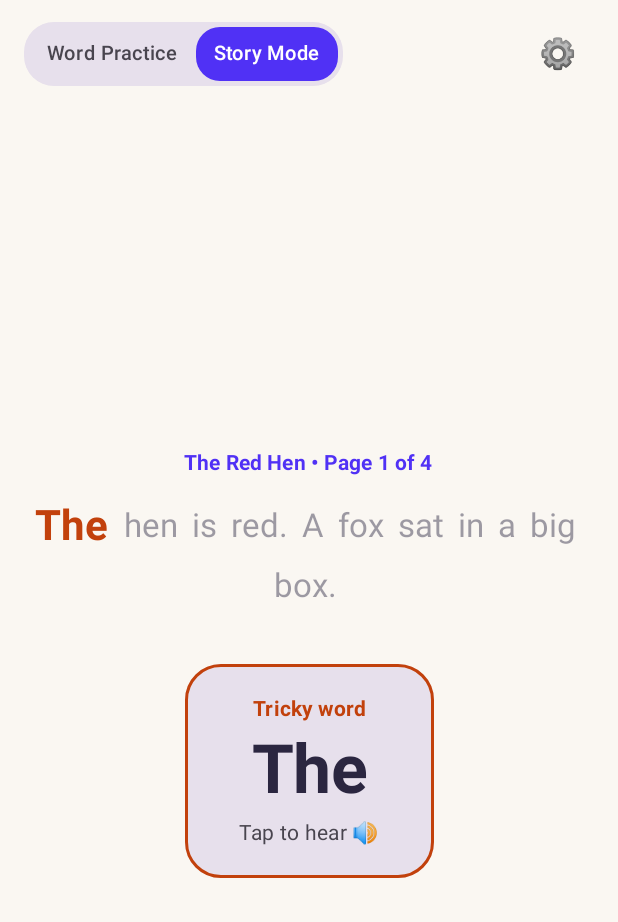
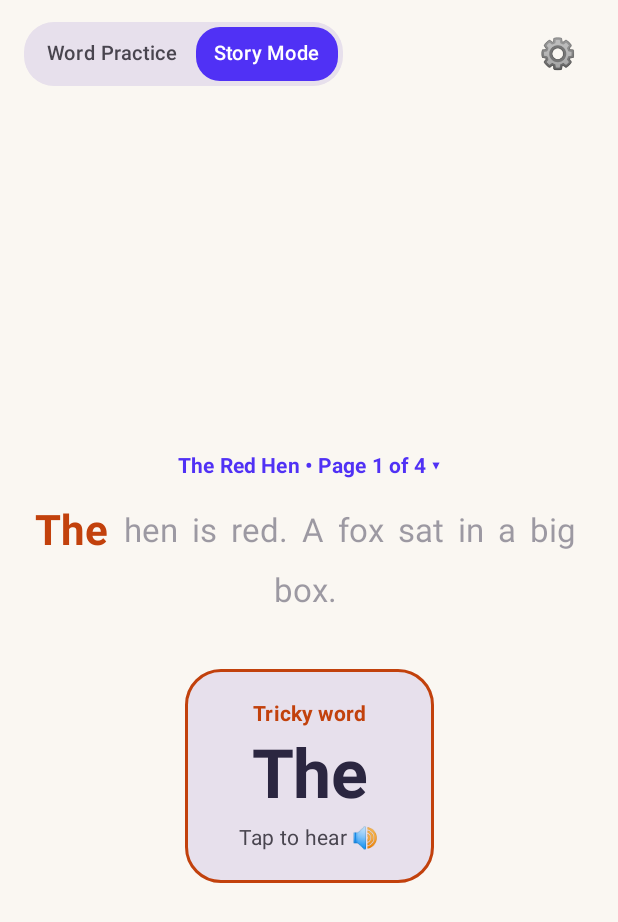
Before and after one commit to alexcch-byte/dragon-readers, an Android app built with Jetpack Compose: the screen it shows after launch (MainActivity), after a tap on "Story Mode", on a phone screen of 412 x 824 dp. Shown: the top 922 px of the screen. Run offline under Robolectric (Android 15) with nearby library versions, the phone set to English and light mode, and no system bars.

Commit message:
Cycle 12: 5-story suite completion across web and Android, multi-story selector, and Sentence Lab celebration

```diff
--- a/app/src/main/java/com/example/earlyreader/MainActivity.kt
+++ b/app/src/main/java/com/example/earlyreader/MainActivity.kt
@@ -28,6 +28,7 @@ import androidx.compose.foundation.shape.CircleShape
 import androidx.compose.foundation.shape.RoundedCornerShape
 import androidx.compose.material3.AlertDialog
 import androidx.compose.material3.Button
+import androidx.compose.material3.ButtonDefaults
 import androidx.compose.material3.IconButton
 import androidx.compose.material3.MaterialTheme
 import androidx.compose.material3.OutlinedButton
@@ -86,7 +87,7 @@ class MainActivity : ComponentActivity() {
                 Surface(modifier = Modifier.fillMaxSize(), color = MaterialTheme.colorScheme.background) {
                     EarlyReaderApp(
                         words = WordBank.starterWords,
-                        story = StoryBank.redHenStory,
+                        stories = StoryBank.allStories,
                         onSpeakWord = { text -> speech.speakWord(text) },
                     )
                 }
@@ -127,7 +128,7 @@ fun WordScreen(
 ) {
     EarlyReaderApp(
         words = words,
-        story = StoryBank.redHenStory,
+        stories = StoryBank.allStories,
         onSpeakWord = onSpeakWord,
     )
 }
@@ -136,13 +137,15 @@ fun WordScreen(
 @Composable
 fun EarlyReaderApp(
     words: List<WordData> = WordBank.starterWords,
-    story: StoryData = StoryBank.redHenStory,
+    stories: List<StoryData> = StoryBank.allStories,
     onSpeakWord: (String) -> Unit = {},
 ) {
     var appMode by rememberSaveable { mutableStateOf(AppMode.WORD_PRACTICE) }
+    var selectedStoryIndex by rememberSaveable { mutableIntStateOf(0) }
     var wordsCompletedCount by rememberSaveable { mutableIntStateOf(0) }
     var storiesCompletedCount by rememberSaveable { mutableIntStateOf(0) }
 
+    var showStoryPicker by remember { mutableStateOf(false) }
     var showMathGate by remember { mutableStateOf(false) }
     var showSettingsDialog by remember { mutableStateOf(false) }
     var mathChallenge by remember { mutableStateOf(generateMathChallenge()) }
@@ -150,6 +153,8 @@ fun EarlyReaderApp(
 
     var practiceResetKey by rememberSaveable { mutableIntStateOf(0) }
     var storyResetKey by rememberSaveable { mutableIntStateOf(0) }
+
+    val currentStory = stories[selectedStoryIndex % stories.size]
 
     Box(modifier = Modifier.fillMaxSize()) {
         Column(modifier = Modifier.fillMaxSize()) {
@@ -229,16 +234,64 @@ fun EarlyReaderApp(
                         }
                     }
                     AppMode.STORY_MODE -> {
-                        key(storyResetKey) {
+                        key(selectedStoryIndex, storyResetKey) {
                             StoryModeScreen(
-                                story = story,
+                                story = currentStory,
                                 onSpeakWord = onSpeakWord,
+                                onOpenStoryPicker = { showStoryPicker = true },
                                 onStoryCompleted = { storiesCompletedCount++ },
+                                onNextStory = {
+                                    selectedStoryIndex = (selectedStoryIndex + 1) % stories.size
+                                },
                             )
                         }
                     }
                 }
             }
+        }
+
+        // Story Picker Dialog
+        if (showStoryPicker) {
+            AlertDialog(
+                onDismissRequest = { showStoryPicker = false },
+                title = { Text(text = "Choose a Story", fontWeight = FontWeight.Bold) },
+                text = {
+                    Column(verticalArrangement = Arrangement.spacedBy(8.dp)) {
+                        stories.forEachIndexed { idx, s ->
+                            val isSelected = idx == (selectedStoryIndex % stories.size)
+                            Button(
+                                onClick = {
+                                    selectedStoryIndex = idx
+                                    showStoryPicker = false
+                                },
+                                colors = if (isSelected) {
+                                    ButtonDefaults.buttonColors(containerColor = VioletPrimary)
+                                } else {
+                                    ButtonDefaults.buttonColors(
+                                        containerColor = MaterialTheme.colorScheme.surfaceVariant,
+                                        contentColor = MaterialTheme.colorScheme.onSurfaceVariant,
+                                    )
+                                },
+                                modifier = Modifier
+                                    .fillMaxWidth()
+                                    .height(48.dp),
+                            ) {
+                                Text(
+                                    text = "${idx + 1}. ${s.title}",
+                                    fontWeight = if (isSelected) FontWeight.Bold else FontWeight.Normal,
+                                    fontSize = 15.sp,
+                                )
+                            }
+                        }
+                    }
+                },
+                confirmButton = {},
+                dismissButton = {
+                    TextButton(onClick = { showStoryPicker = false }) {
+                        Text(text = "Cancel")
+                    }
+                },
+            )
         }
 
         // Math challenge dialog for grown-ups
@@ -297,7 +350,8 @@ fun EarlyReaderApp(
                         Text(text = "Early Reader - Adult Dashboard", fontWeight = FontWeight.SemiBold)
                         Spacer(modifier = Modifier.height(8.dp))
                         Text(text = "• TTS Voice: English (US) 0.8x rate, offline preferred")
-                        Text(text = "• Current Mode: ${if (appMode == AppMode.WORD_PRACTICE) "Word Practice" else "Story Mode (${story.title})"}")
+                        Text(text = "• Current Mode: ${if (appMode == AppMode.WORD_PRACTICE) "Word Practice" else "Story Mode (${currentStory.title})"}")
+                        Text(text = "• Story Suite: ${stories.size} decodable stories available")
                         Text(text = "• Completed words in session: $wordsCompletedCount")
                         Text(text = "• Completed stories in session: $storiesCompletedCount")
                         Spacer(modifier = Modifier.height(16.dp))
@@ -305,6 +359,7 @@ fun EarlyReaderApp(
                             onClick = {
                                 practiceResetKey++
                                 storyResetKey++
+                                selectedStoryIndex = 0
                                 wordsCompletedCount = 0
                                 storiesCompletedCount = 0
                                 showSettingsDialog = false
@@ -487,7 +542,9 @@ fun WordPracticeScreen(
 fun StoryModeScreen(
     story: StoryData = StoryBank.redHenStory,
     onSpeakWord: (String) -> Unit = {},
+    onOpenStoryPicker: () -> Unit = {},
     onStoryCompleted: () -> Unit = {},
+    onNextStory: () -> Unit = {},
 ) {
     var pageIndex by rememberSaveable { mutableIntStateOf(0) }
     var activeWordIndex by rememberSaveable { mutableIntStateOf(0) }
@@ -510,14 +567,24 @@ fun StoryModeScreen(
             horizontalAlignment = Alignment.CenterHorizontally,
             verticalArrangement = Arrangement.Center,
         ) {
-            // Page Indicator
-            Text(
-                text = "${story.title} • Page ${pageIndex + 1} of ${story.pages.size}",
-                style = MaterialTheme.typography.titleSmall,
-                color = VioletPrimary,
-                fontWeight = FontWeight.Bold,
-                modifier = Modifier.padding(bottom = 12.dp),
-            )
+            // Interactive Story & Page Indicator (tapping opens story picker)
+            Row(
+                verticalAlignment = Alignment.CenterVertically,
+                horizontalArrangement = Arrangement.Center,
+                modifier = Modifier
+                    .clip(RoundedCornerShape(12.dp))
+                    .clickable { onOpenStoryPicker() }
+                    .padding(horizontal = 12.dp, vertical = 4.dp),
+            ) {
+                Text(
+                    text = "${story.title} • Page ${pageIndex + 1} of ${story.pages.size} ▾",
+                    style = MaterialTheme.typography.titleSmall,
+                    color = VioletPrimary,
+                    fontWeight = FontWeight.Bold,
+                )
+            }
+
+            Spacer(modifier = Modifier.height(10.dp))
 
             // Sentence Context across the top (using FlowRow to wrap gracefully on mobile)
             FlowRow(
@@ -578,14 +645,14 @@ fun StoryModeScreen(
                 Spacer(modifier = Modifier.height(16.dp))
 
                 Row(
-                    horizontalArrangement = Arrangement.spacedBy(16.dp),
+                    horizontalArrangement = Arrangement.spacedBy(14.dp),
                     verticalAlignment = Alignment.CenterVertically,
                 ) {
                     OutlinedButton(
                         onClick = { onSpeakWord(currentPage.fullSentence) },
                         modifier = Modifier.height(52.dp),
                     ) {
-                        Text(text = "Read page 🔊", fontSize = 18.sp)
+                        Text(text = "Read page 🔊", fontSize = 17.sp)
                     }
 
                     if (pageIndex < story.pages.size - 1) {
@@ -600,12 +667,11 @@ fun StoryModeScreen(
                             },
                             modifier = Modifier.height(52.dp),
                         ) {
-                            Text(text = "Next page ▸", fontSize = 18.sp)
+                            Text(text = "Next page ▸", fontSize = 17.sp)
                         }
                     } else {
-                        Button(
+                        OutlinedButton(
                             onClick = {
-                                onStoryCompleted()
                                 pageIndex = 0
                                 activeWordIndex = 0
                                 pageCompleted = false
@@ -615,7 +681,17 @@ fun StoryModeScreen(
                             },
                             modifier = Modifier.height(52.dp),
                         ) {
-                            Text(text = "Read again ↺", fontSize = 18.sp)
+                            Text(text = "Read again ↺", fontSize = 17.sp)
+                        }
+
+                        Button(
+                            onClick = {
+                                onStoryCompleted()
+                                onNextStory()
+                            },
+                            modifier = Modifier.height(52.dp),
+                        ) {
+                            Text(text = "Next story ▸", fontSize = 17.sp)
                         }
                     }
                 }
--- a/app/src/main/java/com/example/earlyreader/model/StoryData.kt
+++ b/app/src/main/java/com/example/earlyreader/model/StoryData.kt
@@ -75,4 +75,256 @@ object StoryBank {
             )
         )
     )
+
+    val bigPigStory = StoryData(
+        id = "pig",
+        title = "The Big Pig",
+        pages = listOf(
+            PageData(
+                words = listOf(
+                    WordData(text = "A", segments = emptyList(), sight = true),
+                    WordData(text = "big", segments = listOf("b", "i", "g")),
+                    WordData(text = "pig", segments = listOf("p", "i", "g"), img = "🐷"),
+                    WordData(text = "sat.", segments = listOf("s", "a", "t")),
+                    WordData(text = "The", segments = emptyList(), sight = true),
+                    WordData(text = "pig", segments = listOf("p", "i", "g"), img = "🐷"),
+                    WordData(text = "is", segments = emptyList(), sight = true),
+                    WordData(text = "in", segments = listOf("i", "n")),
+                    WordData(text = "mud.", segments = listOf("m", "u", "d"), img = "🟫"),
+                )
+            ),
+            PageData(
+                words = listOf(
+                    WordData(text = "The", segments = emptyList(), sight = true),
+                    WordData(text = "pig", segments = listOf("p", "i", "g"), img = "🐷"),
+                    WordData(text = "can", segments = listOf("c", "a", "n")),
+                    WordData(text = "dig.", segments = listOf("d", "i", "g")),
+                    WordData(text = "Dig,", segments = listOf("D", "i", "g")),
+                    WordData(text = "pig,", segments = listOf("p", "i", "g"), img = "🐷"),
+                    WordData(text = "dig!", segments = listOf("d", "i", "g")),
+                )
+            ),
+            PageData(
+                words = listOf(
+                    WordData(text = "A", segments = emptyList(), sight = true),
+                    WordData(text = "dog", segments = listOf("d", "o", "g"), img = "🐶"),
+                    WordData(text = "ran", segments = listOf("r", "a", "n"), img = "🏃"),
+                    WordData(text = "to", segments = emptyList(), sight = true),
+                    WordData(text = "the", segments = emptyList(), sight = true),
+                    WordData(text = "pig.", segments = listOf("p", "i", "g"), img = "🐷"),
+                )
+            ),
+            PageData(
+                words = listOf(
+                    WordData(text = "The", segments = emptyList(), sight = true),
+                    WordData(text = "pig", segments = listOf("p", "i", "g"), img = "🐷"),
+                    WordData(text = "and", segments = listOf("a", "n", "d")),
+                    WordData(text = "the", segments = emptyList(), sight = true),
+                    WordData(text = "dog", segments = listOf("d", "o", "g"), img = "🐶"),
+                    WordData(text = "sat", segments = listOf("s", "a", "t")),
+                    WordData(text = "in", segments = listOf("i", "n")),
+                    WordData(text = "the", segments = emptyList(), sight = true),
+                    WordData(text = "sun.", segments = listOf("s", "u", "n"), img = "☀️"),
+                )
+            )
+        )
+    )
+
+    val sunAndBugStory = StoryData(
+        id = "bug",
+        title = "The Sun and the Bug",
+        pages = listOf(
+            PageData(
+                words = listOf(
+                    WordData(text = "The", segments = emptyList(), sight = true),
+                    WordData(text = "sun", segments = listOf("s", "u", "n"), img = "☀️"),
+                    WordData(text = "is", segments = emptyList(), sight = true),
+                    WordData(text = "hot.", segments = listOf("h", "o", "t")),
+                    WordData(text = "A", segments = emptyList(), sight = true),
+                    WordData(text = "bug", segments = listOf("b", "u", "g"), img = "🐞"),
+                    WordData(text = "sat", segments = listOf("s", "a", "t")),
+                    WordData(text = "on", segments = emptyList(), sight = true),
+                    WordData(text = "a", segments = emptyList(), sight = true),
+                    WordData(text = "cup.", segments = listOf("c", "u", "p"), img = "🥤"),
+                )
+            ),
+            PageData(
+                words = listOf(
+                    WordData(text = "The", segments = emptyList(), sight = true),
+                    WordData(text = "bug", segments = listOf("b", "u", "g"), img = "🐞"),
+                    WordData(text = "got", segments = listOf("g", "o", "t")),
+                    WordData(text = "in", segments = listOf("i", "n")),
+                    WordData(text = "the", segments = emptyList(), sight = true),
+                    WordData(text = "mud.", segments = listOf("m", "u", "d"), img = "🟫"),
+                    WordData(text = "The", segments = emptyList(), sight = true),
+                    WordData(text = "bug", segments = listOf("b", "u", "g"), img = "🐞"),
+                    WordData(text = "is", segments = emptyList(), sight = true),
+                    WordData(text = "wet.", segments = listOf("w", "e", "t")),
+                )
+            ),
+            PageData(
+                words = listOf(
+                    WordData(text = "A", segments = emptyList(), sight = true),
+                    WordData(text = "big", segments = listOf("b", "i", "g")),
+                    WordData(text = "dog", segments = listOf("d", "o", "g"), img = "🐶"),
+                    WordData(text = "ran", segments = listOf("r", "a", "n"), img = "🏃"),
+                    WordData(text = "up.", segments = listOf("u", "p")),
+                    WordData(text = "The", segments = emptyList(), sight = true),
+                    WordData(text = "dog", segments = listOf("d", "o", "g"), img = "🐶"),
+                    WordData(text = "did", segments = listOf("d", "i", "d")),
+                    WordData(text = "not", segments = listOf("n", "o", "t")),
+                    WordData(text = "see", segments = emptyList(), sight = true),
+                    WordData(text = "the", segments = emptyList(), sight = true),
+                    WordData(text = "bug.", segments = listOf("b", "u", "g"), img = "🐞"),
+                )
+            ),
+            PageData(
+                words = listOf(
+                    WordData(text = "The", segments = emptyList(), sight = true),
+                    WordData(text = "bug", segments = listOf("b", "u", "g"), img = "🐞"),
+                    WordData(text = "ran", segments = listOf("r", "a", "n"), img = "🏃"),
+                    WordData(text = "on", segments = emptyList(), sight = true),
+                    WordData(text = "the", segments = emptyList(), sight = true),
+                    WordData(text = "bus.", segments = listOf("b", "u", "s"), img = "🚌"),
+                    WordData(text = "The", segments = emptyList(), sight = true),
+                    WordData(text = "bug", segments = listOf("b", "u", "g"), img = "🐞"),
+                    WordData(text = "won!", segments = emptyList(), sight = true),
+                )
+            )
+        )
+    )
+
+    val catOnMatStory = StoryData(
+        id = "cat",
+        title = "The Cat on the Mat",
+        pages = listOf(
+            PageData(
+                words = listOf(
+                    WordData(text = "A", segments = emptyList(), sight = true),
+                    WordData(text = "fat", segments = listOf("f", "a", "t")),
+                    WordData(text = "cat", segments = listOf("c", "a", "t"), img = "🐱"),
+                    WordData(text = "sat.", segments = listOf("s", "a", "t")),
+                    WordData(text = "The", segments = emptyList(), sight = true),
+                    WordData(text = "cat", segments = listOf("c", "a", "t"), img = "🐱"),
+                    WordData(text = "is", segments = emptyList(), sight = true),
+                    WordData(text = "on", segments = emptyList(), sight = true),
+                    WordData(text = "a", segments = emptyList(), sight = true),
+                    WordData(text = "mat.", segments = listOf("m", "a", "t"), img = "🧶"),
+                )
+            ),
+            PageData(
+                words = listOf(
+                    WordData(text = "A", segments = emptyList(), sight = true),
+                    WordData(text = "rat", segments = listOf("r", "a", "t"), img = "🐀"),
+                    WordData(text = "ran", segments = listOf("r", "a", "n"), img = "🏃"),
+                    WordData(text = "by.", segments = emptyList(), sight = true),
+                    WordData(text = "The", segments = emptyList(), sight = true),
+                    WordData(text = "cat", segments = listOf("c", "a", "t"), img = "🐱"),
+                    WordData(text = "saw", segments = emptyList(), sight = true),
+                    WordData(text = "the", segments = emptyList(), sight = true),
+                    WordData(text = "rat.", segments = listOf("r", "a", "t"), img = "🐀"),
+                )
+            ),
+            PageData(
+                words = listOf(
+                    WordData(text = "The", segments = emptyList(), sight = true),
+                    WordData(text = "cat", segments = listOf("c", "a", "t"), img = "🐱"),
+                    WordData(text = "got", segments = listOf("g", "o", "t")),
+                    WordData(text = "a", segments = emptyList(), sight = true),
+                    WordData(text = "big", segments = listOf("b", "i", "g")),
+                    WordData(text = "hat.", segments = listOf("h", "a", "t"), img = "🎩"),
+                    WordData(text = "The", segments = emptyList(), sight = true),
+                    WordData(text = "hat", segments = listOf("h", "a", "t"), img = "🎩"),
+                    WordData(text = "is", segments = emptyList(), sight = true),
+                    WordData(text = "on", segments = emptyList(), sight = true),
+                    WordData(text = "the", segments = emptyList(), sight = true),
+                    WordData(text = "cat.", segments = listOf("c", "a", "t"), img = "🐱"),
+                )
+            ),
+            PageData(
+                words = listOf(
+                    WordData(text = "Can", segments = listOf("C", "a", "n")),
+                    WordData(text = "the", segments = emptyList(), sight = true),
+                    WordData(text = "cat", segments = listOf("c", "a", "t"), img = "🐱"),
+                    WordData(text = "nap?", segments = listOf("n", "a", "p"), img = "💤"),
+                    WordData(text = "Yes!", segments = listOf("Y", "e", "s")),
+                    WordData(text = "The", segments = emptyList(), sight = true),
+                    WordData(text = "cat", segments = listOf("c", "a", "t"), img = "🐱"),
+                    WordData(text = "can", segments = listOf("c", "a", "n")),
+                    WordData(text = "nap", segments = listOf("n", "a", "p"), img = "💤"),
+                    WordData(text = "on", segments = emptyList(), sight = true),
+                    WordData(text = "the", segments = emptyList(), sight = true),
+                    WordData(text = "mat.", segments = listOf("m", "a", "t"), img = "🧶"),
+                )
+            )
+        )
+    )
+
+    val petInNetStory = StoryData(
+        id = "net",
+        title = "A Pet in the Net",
+        pages = listOf(
+            PageData(
+                words = listOf(
+                    WordData(text = "A", segments = emptyList(), sight = true),
+                    WordData(text = "boy", segments = emptyList(), sight = true),
+                    WordData(text = "has", segments = listOf("h", "a", "s")),
+                    WordData(text = "a", segments = emptyList(), sight = true),
+                    WordData(text = "pet.", segments = listOf("p", "e", "t"), img = "🐶"),
+                    WordData(text = "The", segments = emptyList(), sight = true),
+                    WordData(text = "pet", segments = listOf("p", "e", "t"), img = "🐶"),
+                    WordData(text = "is", segments = emptyList(), sight = true),
+                    WordData(text = "a", segments = emptyList(), sight = true),
+                    WordData(text = "wet", segments = listOf("w", "e", "t"), img = "💧"),
+                    WordData(text = "dog.", segments = listOf("d", "o", "g"), img = "🐶"),
+                )
+            ),
+            PageData(
+                words = listOf(
+                    WordData(text = "The", segments = emptyList(), sight = true),
+                    WordData(text = "dog", segments = listOf("d", "o", "g"), img = "🐶"),
+                    WordData(text = "got", segments = listOf("g", "o", "t")),
+                    WordData(text = "in", segments = listOf("i", "n")),
+                    WordData(text = "a", segments = emptyList(), sight = true),
+                    WordData(text = "net.", segments = listOf("n", "e", "t"), img = "🕸️"),
+                    WordData(text = "Can", segments = listOf("C", "a", "n")),
+                    WordData(text = "the", segments = emptyList(), sight = true),
+                    WordData(text = "dog", segments = listOf("d", "o", "g"), img = "🐶"),
+                    WordData(text = "get", segments = listOf("g", "e", "t")),
+                    WordData(text = "out?", segments = emptyList(), sight = true),
+                )
+            ),
+            PageData(
+                words = listOf(
+                    WordData(text = "The", segments = emptyList(), sight = true),
+                    WordData(text = "boy", segments = emptyList(), sight = true, img = "👦"),
+                    WordData(text = "ran", segments = listOf("r", "a", "n"), img = "🏃"),
+                    WordData(text = "to", segments = emptyList(), sight = true),
+                    WordData(text = "help.", segments = listOf("h", "e", "l", "p")),
+                    WordData(text = "He", segments = emptyList(), sight = true),
+                    WordData(text = "cut", segments = listOf("c", "u", "t"), img = "✂️"),
+                    WordData(text = "the", segments = emptyList(), sight = true),
+                    WordData(text = "net.", segments = listOf("n", "e", "t"), img = "🕸️"),
+                )
+            ),
+            PageData(
+                words = listOf(
+                    WordData(text = "The", segments = emptyList(), sight = true),
+                    WordData(text = "pet", segments = listOf("p", "e", "t"), img = "🐶"),
+                    WordData(text = "is", segments = emptyList(), sight = true),
+                    WordData(text = "glad.", segments = listOf("g", "l", "a", "d"), img = "😊"),
+                    WordData(text = "Good", segments = emptyList(), sight = true),
+                    WordData(text = "dog!", segments = listOf("d", "o", "g"), img = "🐶"),
+                )
+            )
+        )
+    )
+
+    val allStories: List<StoryData> = listOf(
+        redHenStory,
+        bigPigStory,
+        sunAndBugStory,
+        catOnMatStory,
+        petInNetStory,
+    )
 }
```
Also changed, not shown: 4 other files.
